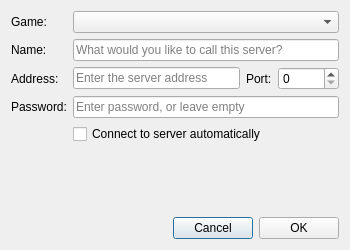
First picture: the form in client/ServerEditDialog.ui, repository OpenRcon/OpenRcon, before the edit.
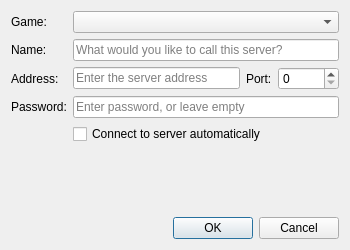
Second picture: the form after the edit. Icons and pictures are not drawn.

Commit message: Using QDialogButtonBox instead of QPushButton's in ServerEditDialog.

```diff
--- a/client/ServerEditDialog.ui
+++ b/client/ServerEditDialog.ui
@@ -145,16 +145,9 @@
       </spacer>
      </item>
      <item>
-      <widget class="QPushButton" name="pushButton_cancel">
-       <property name="text">
-        <string>Cancel</string>
-       </property>
-      </widget>
-     </item>
-     <item>
-      <widget class="QPushButton" name="pushButton_ok">
-       <property name="text">
-        <string>OK</string>
+      <widget class="QDialogButtonBox" name="buttonBox">
+       <property name="standardButtons">
+        <set>QDialogButtonBox::Cancel|QDialogButtonBox::Ok</set>
        </property>
       </widget>
      </item>
```
Left out of the diff: 8 changed lines with no effect on the pictures. The commit also changes 1 other file.
